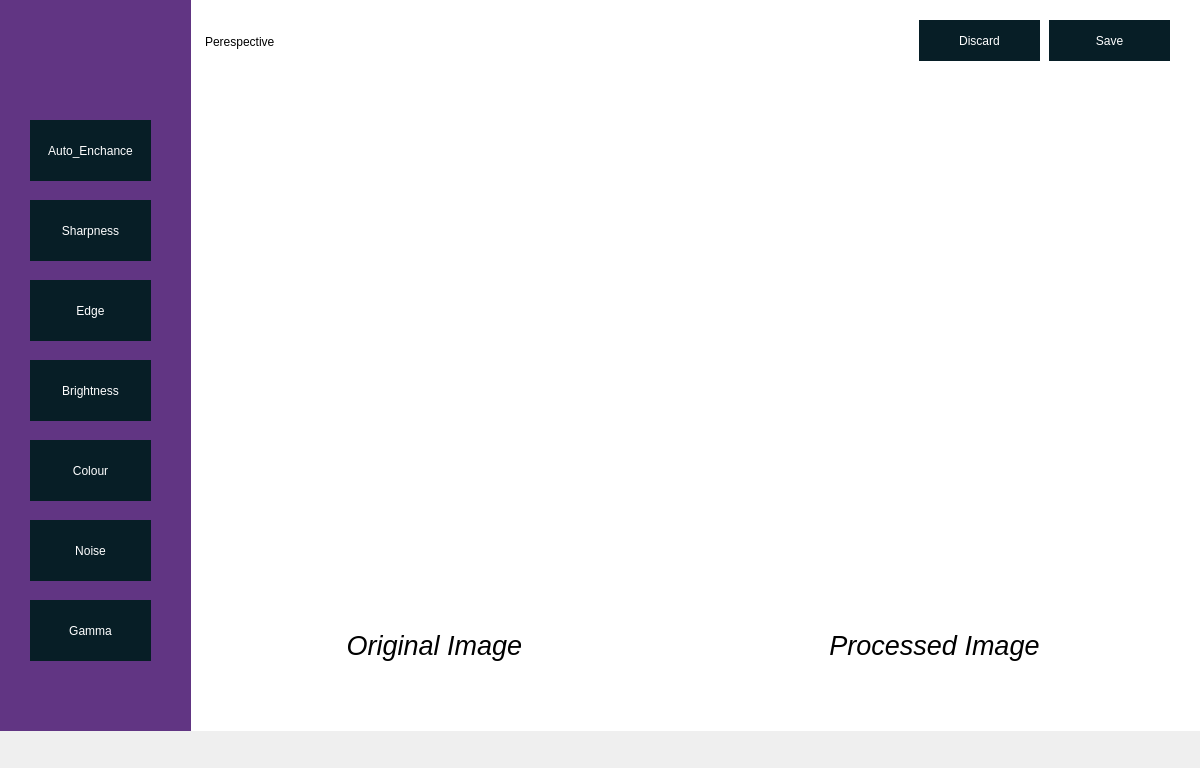
The window that UI/home.ui (rishuriya/Jovian-Perspective) describes before a commit, drawn with Qt 5.
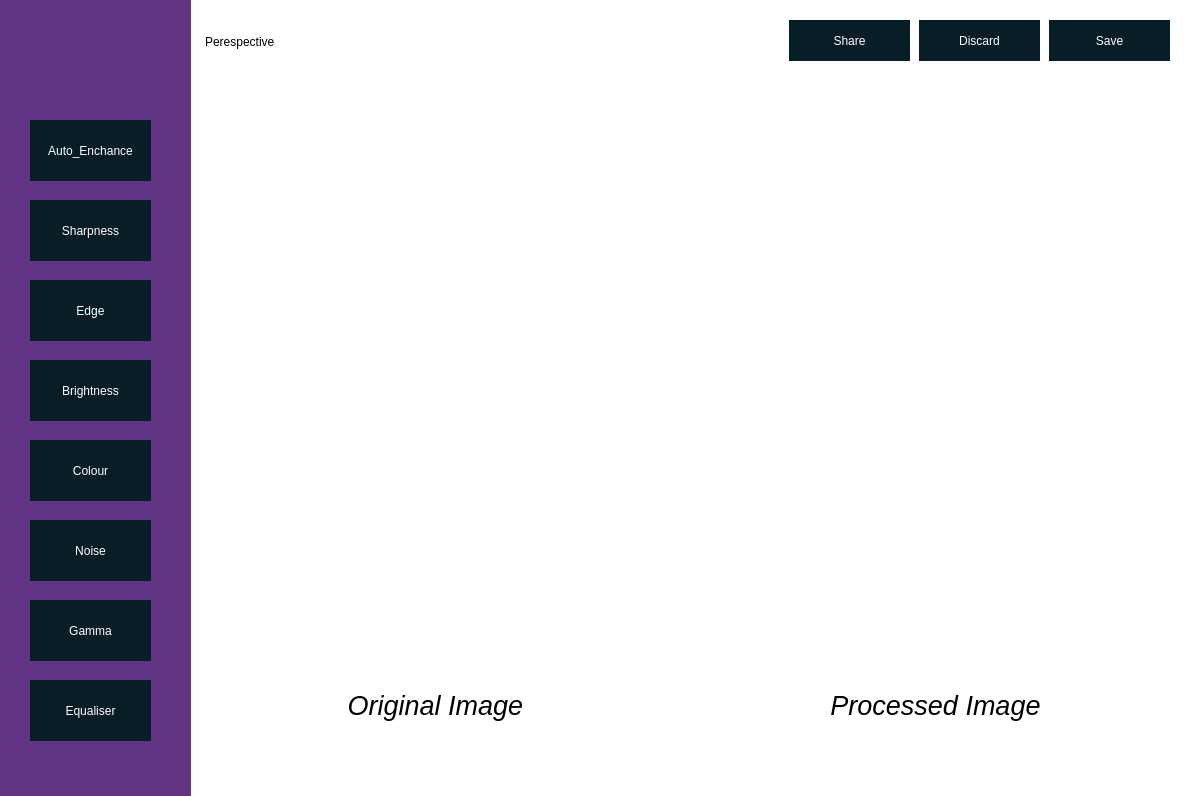
The same window after the commit. Icons and pictures are not drawn.

Diff of the .ui file:
```diff
--- a/UI/home.ui
+++ b/UI/home.ui
@@ -6,8 +6,8 @@
    <rect>
     <x>0</x>
     <y>0</y>
-    <width>1200</width>
-    <height>768</height>
+    <width>1201</width>
+    <height>796</height>
    </rect>
   </property>
   <property name="sizePolicy">
@@ -28,7 +28,7 @@
      <x>0</x>
      <y>0</y>
      <width>1401</width>
-     <height>731</height>
+     <height>801</height>
     </rect>
    </property>
    <property name="sizePolicy">
@@ -63,7 +63,7 @@
     <property name="geometry">
      <rect>
       <x>210</x>
-      <y>90</y>
+      <y>140</y>
       <width>451</width>
       <height>501</height>
      </rect>
@@ -76,7 +76,7 @@
     <property name="geometry">
      <rect>
       <x>710</x>
-      <y>90</y>
+      <y>140</y>
       <width>451</width>
       <height>501</height>
      </rect>
@@ -91,7 +91,7 @@
       <x>-10</x>
       <y>-10</y>
       <width>201</width>
-      <height>751</height>
+      <height>811</height>
      </rect>
     </property>
     <property name="sizePolicy">
@@ -220,6 +220,19 @@
       <string>Gamma</string>
      </property>
     </widget>
+    <widget class="QPushButton" name="equaliser">
+     <property name="geometry">
+      <rect>
+       <x>40</x>
+       <y>690</y>
+       <width>121</width>
+       <height>61</height>
+      </rect>
+     </property>
+     <property name="text">
+      <string>Equaliser</string>
+     </property>
+    </widget>
    </widget>
    <widget class="QFrame" name="header">
     <property name="geometry">
@@ -289,12 +302,28 @@
       <string>Perespective</string>
      </property>
     </widget>
+    <widget class="QPushButton" name="discard_2">
+     <property name="geometry">
+      <rect>
+       <x>590</x>
+       <y>10</y>
+       <width>121</width>
+       <height>41</height>
+      </rect>
+     </property>
+     <property name="text">
+      <string>Share</string>
+     </property>
+     <property name="icon">
+      <iconset theme="emblem-shared"/>
+     </property>
+    </widget>
    </widget>
    <widget class="QFrame" name="footer">
     <property name="geometry">
      <rect>
-      <x>199</x>
-      <y>610</y>
+      <x>200</x>
+      <y>670</y>
       <width>1001</width>
       <height>80</height>
      </rect>
```
